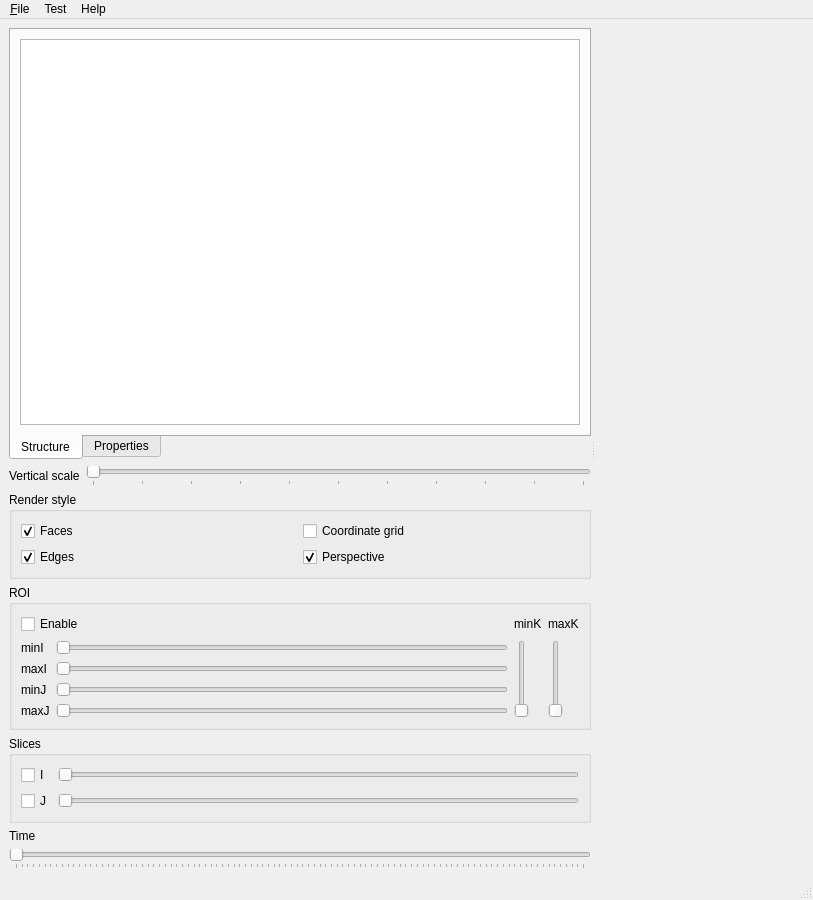
Qt form development/applications/4DPrototype/4DPrototype/MainWindow.ui (ArchanaKathiresanHub/Geosigns-Be-Basin-Modelling) before a commit.
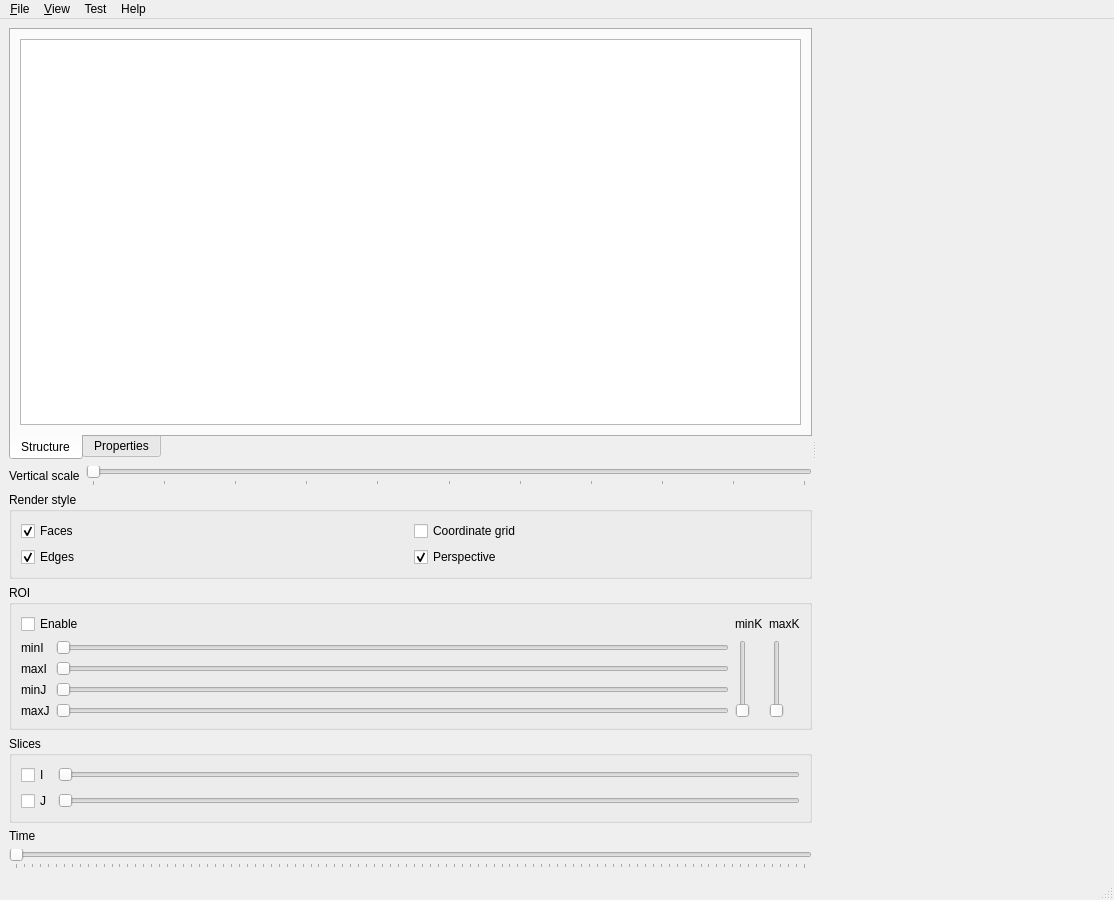
The same form after that commit. Custom widgets are drawn as their Qt base class.

The edit to the form file:
```diff
--- a/development/applications/4DPrototype/4DPrototype/MainWindow.ui
+++ b/development/applications/4DPrototype/4DPrototype/MainWindow.ui
@@ -6,7 +6,7 @@
    <rect>
     <x>0</x>
     <y>0</y>
-    <width>813</width>
+    <width>1114</width>
     <height>900</height>
    </rect>
   </property>
@@ -363,7 +363,7 @@
     <rect>
      <x>0</x>
      <y>0</y>
-     <width>813</width>
+     <width>1114</width>
      <height>21</height>
     </rect>
    </property>
@@ -389,7 +389,21 @@
     </property>
     <addaction name="action_OpenGLInfo"/>
    </widget>
+   <widget class="QMenu" name="menu_View">
+    <property name="title">
+     <string>&amp;View</string>
+    </property>
+    <addaction name="action_ViewAll"/>
+    <addaction name="separator"/>
+    <addaction name="action_ViewTop"/>
+    <addaction name="action_ViewLeft"/>
+    <addaction name="action_ViewFront"/>
+    <addaction name="action_ViewBottom"/>
+    <addaction name="action_ViewRight"/>
+    <addaction name="action_ViewBack"/>
+   </widget>
    <addaction name="menu_File"/>
+   <addaction name="menu_View"/>
    <addaction name="menuTest"/>
    <addaction name="menuHelp"/>
   </widget>
```
Left out of the diff: 35 changed lines with no effect on the pictures.
